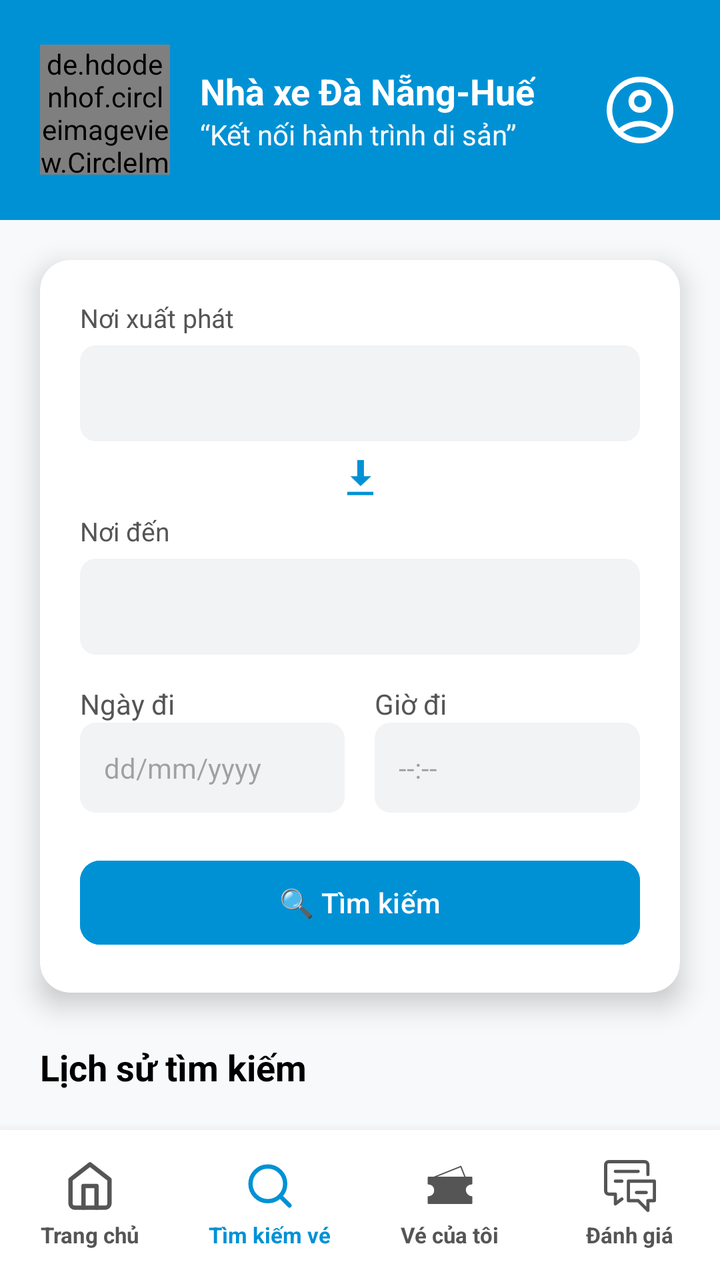
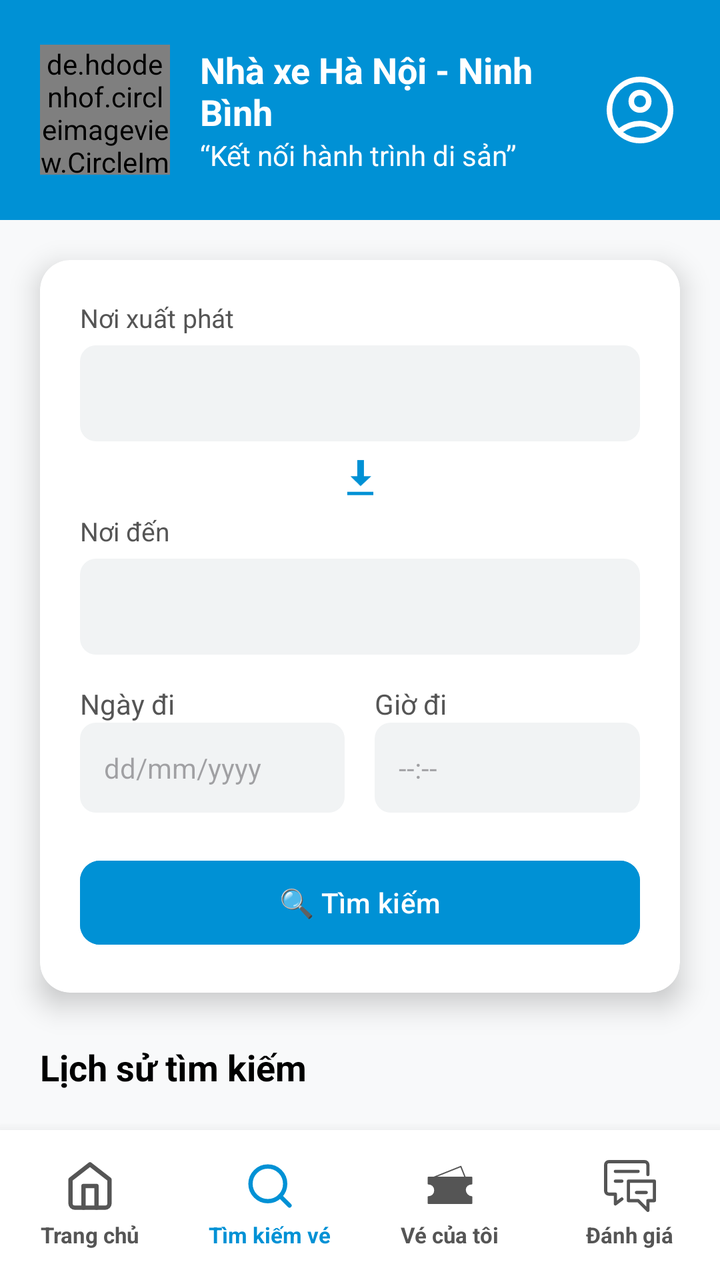

Compare the two renders of this Android layout. The source of the first and the diff that turns it into the second are given below.
<!-- AndroidManifest.xml: application theme Theme.VeXeApp -->
<!-- res/layout/activity_search_ticket.xml -->
<?xml version="1.0" encoding="utf-8"?>
<androidx.constraintlayout.widget.ConstraintLayout xmlns:android="http://schemas.android.com/apk/res/android"
    xmlns:app="http://schemas.android.com/apk/res-auto"
    android:layout_width="match_parent"
    android:layout_height="match_parent"
    android:background="#F8F9FA">

    
    <LinearLayout
        android:id="@+id/header"
        android:layout_width="match_parent"
        android:layout_height="110dp"
        android:background="#0091D5"
        android:gravity="center_vertical"
        android:orientation="horizontal"
        android:paddingHorizontal="20dp"
        app:layout_constraintTop_toTopOf="parent">

        <de.hdodenhof.circleimageview.CircleImageView
            android:layout_width="65dp"
            android:layout_height="65dp"
            android:src="@drawable/logo"
            app:civ_border_color="@color/white"
            app:civ_border_width="2dp"/>

        <LinearLayout
            android:layout_width="0dp"
            android:layout_height="wrap_content"
            android:layout_marginStart="15dp"
            android:layout_weight="1"
            android:orientation="vertical">
            <TextView
                android:layout_width="wrap_content"
                android:layout_height="wrap_content"
                android:text="Nhà xe Đà Nẵng-Huế"
                android:textColor="@color/white"
                android:textSize="18sp"
                android:textStyle="bold" />
            <TextView
                android:layout_width="wrap_content"
                android:layout_height="wrap_content"
                android:text="“Kết nối hành trình di sản”"
                android:textColor="@color/white"
                android:textSize="14sp" />
        </LinearLayout>

        <ImageView
            android:id="@+id/btnProfileHeader"
            android:layout_width="40dp"
            android:layout_height="40dp"
            android:src="@drawable/user"
            android:clickable="true"
            android:focusable="true"
            android:background="?attr/selectableItemBackgroundBorderless"
            app:tint="@color/white" />
    </LinearLayout>

    
    <androidx.core.widget.NestedScrollView
        android:layout_width="match_parent"
        android:layout_height="0dp"
        app:layout_constraintTop_toBottomOf="@id/header"
        app:layout_constraintBottom_toTopOf="@id/bottom_nav">

        <LinearLayout
            android:layout_width="match_parent"
            android:layout_height="wrap_content"
            android:orientation="vertical"
            android:paddingBottom="20dp">

            <androidx.cardview.widget.CardView
                android:id="@+id/cardSearch"
                android:layout_width="match_parent"
                android:layout_height="wrap_content"
                android:layout_marginHorizontal="20dp"
                android:layout_marginTop="20dp"
                app:cardCornerRadius="15dp"
                app:cardElevation="8dp">

                <LinearLayout
                    android:layout_width="match_parent"
                    android:layout_height="wrap_content"
                    android:orientation="vertical"
                    android:padding="20dp">

                    <TextView
                        android:layout_width="wrap_content"
                        android:layout_height="wrap_content"
                        android:text="Nơi xuất phát"
                        android:textColor="#555555"
                        android:textSize="13sp" />

                    <Spinner
                        android:id="@+id/spOrigin"
                        android:layout_width="match_parent"
                        android:layout_height="48dp"
                        android:layout_marginTop="5dp"
                        android:background="@drawable/bg_input_gray"
                        android:spinnerMode="dropdown" />

                    <ImageView
                        android:layout_width="20dp"
                        android:layout_height="20dp"
                        android:layout_gravity="center"
                        android:layout_marginVertical="8dp"
                        android:src="@android:drawable/stat_sys_download"
                        app:tint="#0091D5"
                        android:rotation="0"/>

                    <TextView
                        android:layout_width="wrap_content"
                        android:layout_height="wrap_content"
                        android:text="Nơi đến"
                        android:textColor="#555555"
                        android:textSize="13sp" />

                    <Spinner
                        android:id="@+id/spDestination"
                        android:layout_width="match_parent"
                        android:layout_height="48dp"
                        android:layout_marginTop="5dp"
                        android:background="@drawable/bg_input_gray"
                        android:spinnerMode="dropdown" />

                    <LinearLayout
                        android:layout_width="match_parent"
                        android:layout_height="wrap_content"
                        android:layout_marginTop="15dp"
                        android:orientation="horizontal">

                        <LinearLayout
                            android:layout_width="0dp"
                            android:layout_height="wrap_content"
                            android:layout_weight="1"
                            android:orientation="vertical">
                            <TextView
                                android:layout_width="wrap_content"
                                android:layout_height="wrap_content"
                                android:text="Ngày đi"
                                android:textColor="#555555" />
                            <EditText
                                android:id="@+id/edtDate"
                                android:layout_width="match_parent"
                                android:layout_height="45dp"
                                android:background="@drawable/bg_input_gray"
                                android:focusable="false"
                                android:hint="dd/mm/yyyy"
                                android:paddingHorizontal="12dp"
                                android:textSize="14sp" />
                        </LinearLayout>

                        <View android:layout_width="15dp" android:layout_height="0dp"/>

                        <LinearLayout
                            android:layout_width="0dp"
                            android:layout_height="wrap_content"
                            android:layout_weight="1"
                            android:orientation="vertical">
                            <TextView
                                android:layout_width="wrap_content"
                                android:layout_height="wrap_content"
                                android:text="Giờ đi"
                                android:textColor="#555555" />
                            <EditText
                                android:id="@+id/edtTime"
                                android:layout_width="match_parent"
                                android:layout_height="45dp"
                                android:background="@drawable/bg_input_gray"
                                android:focusable="false"
                                android:hint="--:--"
                                android:paddingHorizontal="12dp"
                                android:textSize="14sp" />
                        </LinearLayout>
                    </LinearLayout>

                    <Button
                        android:id="@+id/btnSearchTicket"
                        android:layout_width="match_parent"
                        android:layout_height="50dp"
                        android:layout_marginTop="20dp"
                        android:backgroundTint="#0091D5"
                        android:text="🔍 Tìm kiếm"
                        android:textAllCaps="false"
                        app:cornerRadius="10dp" />
                </LinearLayout>
            </androidx.cardview.widget.CardView>

            <TextView
                android:id="@+id/tvRecentTitle"
                android:layout_width="wrap_content"
                android:layout_height="wrap_content"
                android:layout_marginHorizontal="20dp"
                android:layout_marginTop="25dp"
                android:text="Lịch sử tìm kiếm"
                android:textColor="@color/black"
                android:textSize="18sp"
                android:textStyle="bold" />

            
            <LinearLayout
                android:id="@+id/llRecentHistory"
                android:layout_width="match_parent"
                android:layout_height="wrap_content"
                android:orientation="vertical"
                android:paddingBottom="20dp"/>

        </LinearLayout>
    </androidx.core.widget.NestedScrollView>

    
    <LinearLayout
        android:id="@+id/bottom_nav"
        android:layout_width="match_parent"
        android:layout_height="75dp"
        android:background="@color/white"
        android:elevation="10dp"
        android:orientation="horizontal"
        app:layout_constraintBottom_toBottomOf="parent">

        <LinearLayout
            android:id="@+id/nav_home"
            android:layout_width="0dp"
            android:layout_height="match_parent"
            android:layout_weight="1"
            android:gravity="center"
            android:orientation="vertical"
            android:clickable="true"
            android:focusable="true">
            <ImageView
                android:layout_width="26dp"
                android:layout_height="26dp"
                android:src="@drawable/home"
                app:tint="#555555"/>
            <TextView
                android:layout_width="wrap_content"
                android:layout_height="wrap_content"
                android:layout_marginTop="4dp"
                android:text="Trang chủ"
                android:textColor="#555555"
                android:textSize="11sp"
                android:textStyle="bold"/>
        </LinearLayout>

        <LinearLayout
            android:id="@+id/nav_search"
            android:layout_width="0dp"
            android:layout_height="match_parent"
            android:layout_weight="1"
            android:gravity="center"
            android:orientation="vertical"
            android:clickable="true"
            android:focusable="true">
            <ImageView
                android:layout_width="26dp"
                android:layout_height="26dp"
                android:src="@drawable/search"
                app:tint="#0091D5" />
            <TextView
                android:layout_width="wrap_content"
                android:layout_height="wrap_content"
                android:layout_marginTop="4dp"
                android:text="Tìm kiếm vé"
                android:textColor="#0091D5"
                android:textSize="11sp"
                android:textStyle="bold"/>
        </LinearLayout>

        <LinearLayout
            android:id="@+id/nav_tickets"
            android:layout_width="0dp"
            android:layout_height="match_parent"
            android:layout_weight="1"
            android:gravity="center"
            android:orientation="vertical"
            android:clickable="true"
            android:focusable="true">
            <ImageView
                android:layout_width="26dp"
                android:layout_height="26dp"
                android:src="@drawable/ticket"
                app:tint="#555555" />
            <TextView
                android:layout_width="wrap_content"
                android:layout_height="wrap_content"
                android:layout_marginTop="4dp"
                android:text="Vé của tôi"
                android:textColor="#555555"
                android:textSize="11sp"
                android:textStyle="bold"/>
        </LinearLayout>

        <LinearLayout
            android:id="@+id/nav_feedback"
            android:layout_width="0dp"
            android:layout_height="match_parent"
            android:layout_weight="1"
            android:gravity="center"
            android:orientation="vertical"
            android:clickable="true"
            android:focusable="true">
            <ImageView
                android:layout_width="26dp"
                android:layout_height="26dp"
                android:src="@drawable/feedback"
                app:tint="#555555" />
            <TextView
                android:layout_width="wrap_content"
                android:layout_height="wrap_content"
                android:layout_marginTop="4dp"
                android:text="Đánh giá"
                android:textColor="#555555"
                android:textSize="11sp"
                android:textStyle="bold" />
        </LinearLayout>
    </LinearLayout>

</androidx.constraintlayout.widget.ConstraintLayout>
<!-- resources referenced by this layout -->
<resources>
  <color name="black">#FF000000</color>
  <color name="white">#FFFFFFFF</color>
  <!-- drawable bg_input_gray (drawable) -->
  <?xml version="1.0" encoding="utf-8"?>
  <shape xmlns:android="http://schemas.android.com/apk/res/android">
      <solid android:color="#F1F3F4"/>
  
      <corners android:radius="8dp"/>
  </shape>
  <!-- drawable home (drawable) -->
  <vector xmlns:android="http://schemas.android.com/apk/res/android"
      android:width="40dp"
      android:height="40dp"
      android:viewportWidth="24"
      android:viewportHeight="24">
    <path
        android:pathData="M3,9l9,-7 9,7v11a2,2 0,0 1,-2 2H5a2,2 0,0 1,-2 -2z"
        android:strokeLineJoin="round"
        android:strokeWidth="2"
        android:fillColor="#00000000"
        android:strokeColor="#000000"
        android:strokeLineCap="round"/>
    <path
        android:pathData="M9,22l0,-10l6,0l0,10"
        android:strokeLineJoin="round"
        android:strokeWidth="2"
        android:fillColor="#00000000"
        android:strokeColor="#000000"
        android:strokeLineCap="round"/>
  </vector>
  <!-- drawable logo: jpg bitmap (drawable, 201114 bytes) -->
  <!-- drawable search (drawable) -->
  <vector xmlns:android="http://schemas.android.com/apk/res/android"
      android:width="40dp"
      android:height="40dp"
      android:viewportWidth="24"
      android:viewportHeight="24">
    <path
        android:pathData="M11,11m-8,0a8,8 0,1 1,16 0a8,8 0,1 1,-16 0"
        android:strokeLineJoin="round"
        android:strokeWidth="2"
        android:fillColor="#00000000"
        android:strokeColor="#000000"
        android:strokeLineCap="round"/>
    <path
        android:pathData="M21,21L16.65,16.65"
        android:strokeLineJoin="round"
        android:strokeWidth="2"
        android:fillColor="#00000000"
        android:strokeColor="#000000"
        android:strokeLineCap="round"/>
  </vector>
  <!-- drawable ticket (drawable) -->
  <vector xmlns:android="http://schemas.android.com/apk/res/android"
      android:width="54dp"
      android:height="54dp"
      android:viewportWidth="54"
      android:viewportHeight="54">
    <path
        android:pathData="M10.125,18L38.25,6.75L42.75,18"
        android:strokeLineJoin="round"
        android:strokeWidth="1.33333"
        android:fillColor="#00000000"
        android:strokeColor="#000000"
        android:strokeLineCap="round"/>
    <path
        android:pathData="M4.5,18H49.5V24.75C46.125,24.75 42.75,27 42.75,30.938C42.75,34.875 46.125,38.25 49.5,38.25V45H4.5V38.25C7.875,38.25 11.25,36 11.25,31.5C11.25,27 7.875,24.75 4.5,24.75V18Z"
        android:strokeLineJoin="round"
        android:strokeWidth="1.33333"
        android:fillColor="#848383"
        android:strokeColor="#000000"
        android:strokeLineCap="round"/>
    <path
        android:pathData="M19.125,28.558H25.875"
        android:strokeWidth="1.33333"
        android:fillColor="#00000000"
        android:strokeColor="#ffffff"
        android:strokeLineCap="round"/>
    <path
        android:pathData="M19.125,35.308H34.875"
        android:strokeWidth="1.33333"
        android:fillColor="#00000000"
        android:strokeColor="#ffffff"
        android:strokeLineCap="round"/>
  </vector>
  <style name="Theme.VeXeApp" parent="Base.Theme.VeXeApp" />
  <style name="Base.Theme.VeXeApp" parent="Theme.Material3.DayNight.NoActionBar">
          
      </style>
  <!-- unchanged entries left out for length: 2 -->
</resources>

<!-- the commit's change to res/layout/activity_search_ticket.xml (unified diff, before → after) -->
@@ -32,7 +32,7 @@
             <TextView
                 android:layout_width="wrap_content"
                 android:layout_height="wrap_content"
-                android:text="Nhà xe Đà Nẵng-Huế"
+                android:text="Nhà xe Hà Nội - Ninh Bình"
                 android:textColor="@color/white"
                 android:textSize="18sp"
                 android:textStyle="bold" />
<!-- resource entries referenced after the edit -->
@@ -30,7 +30,7 @@
         android:strokeColor="#000000"
         android:strokeLineCap="round"/>
   </vector>
-  <!-- drawable logo: jpg bitmap (drawable, 201114 bytes) -->
+  <!-- drawable logo: jpg bitmap (drawable, 551135 bytes) -->
   <!-- drawable search (drawable) -->
   <vector xmlns:android="http://schemas.android.com/apk/res/android"
       android:width="40dp"
